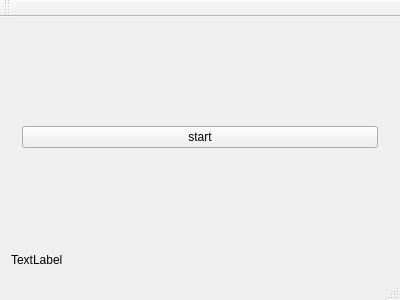
First picture: the form in mainwindow.ui, repository awegsche/QtRaytracer, before the edit.
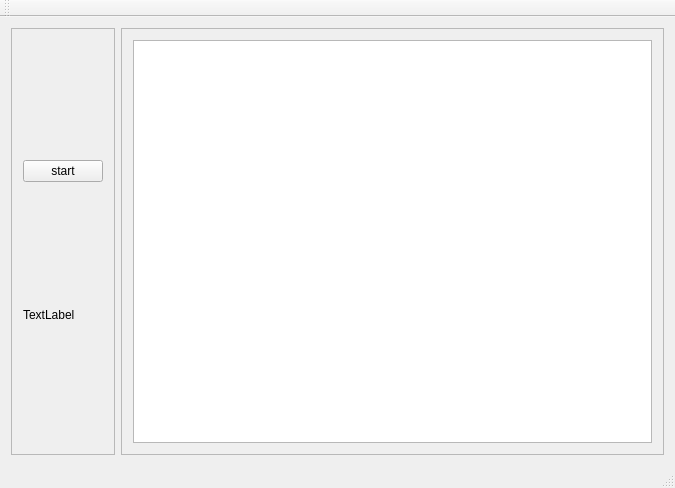
Second picture: the form after the edit.

The edit to the form file:
```diff
--- a/mainwindow.ui
+++ b/mainwindow.ui
@@ -6,8 +6,8 @@
    <rect>
     <x>0</x>
     <y>0</y>
-    <width>400</width>
-    <height>300</height>
+    <width>675</width>
+    <height>488</height>
    </rect>
   </property>
   <property name="windowTitle">
@@ -20,16 +20,16 @@
      <verstretch>0</verstretch>
     </sizepolicy>
    </property>
-   <layout class="QVBoxLayout" name="verticalLayout">
+   <layout class="QHBoxLayout" name="horizontalLayout_2">
     <item>
-     <widget class="QWidget" name="widget" native="true">
-      <property name="sizePolicy">
-       <sizepolicy hsizetype="MinimumExpanding" vsizetype="Minimum">
-        <horstretch>0</horstretch>
-        <verstretch>0</verstretch>
-       </sizepolicy>
+     <widget class="QFrame" name="frame">
+      <property name="frameShape">
+       <enum>QFrame::StyledPanel</enum>
       </property>
-      <layout class="QHBoxLayout" name="horizontalLayout">
+      <property name="frameShadow">
+       <enum>QFrame::Raised</enum>
+      </property>
+      <layout class="QVBoxLayout" name="verticalLayout_2">
        <item>
         <widget class="QPushButton" name="pushButton">
          <property name="text">
@@ -37,20 +37,39 @@
          </property>
         </widget>
        </item>
+       <item>
+        <widget class="QLabel" name="label_info">
+         <property name="sizePolicy">
+          <sizepolicy hsizetype="Preferred" vsizetype="Maximum">
+           <horstretch>0</horstretch>
+           <verstretch>0</verstretch>
+          </sizepolicy>
+         </property>
+         <property name="text">
+          <string>TextLabel</string>
+         </property>
+        </widget>
+       </item>
       </layout>
      </widget>
     </item>
     <item>
-     <widget class="QLabel" name="label_info">
-      <property name="sizePolicy">
-       <sizepolicy hsizetype="Preferred" vsizetype="Maximum">
-        <horstretch>0</horstretch>
-        <verstretch>0</verstretch>
-       </sizepolicy>
+     <widget class="QFrame" name="frame_2">
+      <property name="frameShape">
+       <enum>QFrame::StyledPanel</enum>
       </property>
-      <property name="text">
-       <string>TextLabel</string>
+      <property name="frameShadow">
+       <enum>QFrame::Raised</enum>
       </property>
+      <layout class="QHBoxLayout" name="horizontalLayout">
+       <item>
+        <widget class="QTreeView" name="treeView">
+         <property name="focusPolicy">
+          <enum>Qt::NoFocus</enum>
+         </property>
+        </widget>
+       </item>
+      </layout>
      </widget>
     </item>
    </layout>
```
Left out of the diff: 7 changed lines with no effect on the pictures.
